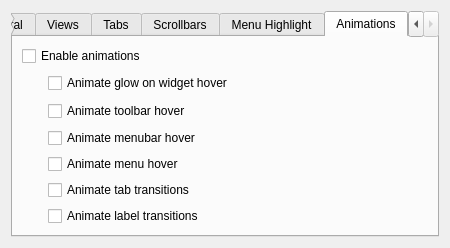
Before: the Qt Designer form kstyles/oxygen/config/oxygenconf.ui in KDE/kde-runtime, drawn with Qt 5.
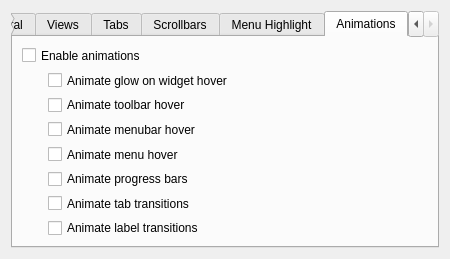
After: the same form once the commit is applied. The open tabs and pages were chosen to show the change. Custom widgets are drawn as their Qt base class.

Commit message: Added progress bar animation. BUG: 211974

What changed in the file:
```diff
--- a/kstyles/oxygen/config/oxygenconf.ui
+++ b/kstyles/oxygen/config/oxygenconf.ui
@@ -7,7 +7,7 @@
     <x>0</x>
     <y>0</y>
     <width>450</width>
-    <height>248</height>
+    <height>259</height>
    </rect>
   </property>
   <property name="minimumSize">
@@ -407,7 +407,7 @@
          </property>
         </widget>
        </item>
-       <item row="7" column="1">
+       <item row="9" column="1">
         <spacer name="verticalSpacer_6">
          <property name="orientation">
           <enum>Qt::Vertical</enum>
@@ -433,20 +433,27 @@
          </property>
         </spacer>
        </item>
-       <item row="5" column="1">
+       <item row="6" column="1">
         <widget class="QCheckBox" name="_stackedWidgetTransitionsEnabled">
          <property name="text">
           <string>Animate tab transitions</string>
          </property>
         </widget>
        </item>
-       <item row="6" column="1">
+       <item row="7" column="1">
         <widget class="QCheckBox" name="_labelTransitionsEnabled">
          <property name="text">
           <string>Animate label transitions</string>
          </property>
         </widget>
        </item>
+       <item row="5" column="1">
+        <widget class="QCheckBox" name="_progressBarAnimationsEnabled">
+         <property name="text">
+          <string>Animate progress bars</string>
+         </property>
+        </widget>
+       </item>
       </layout>
      </widget>
     </widget>
```
The commit also changes 9 other files.
